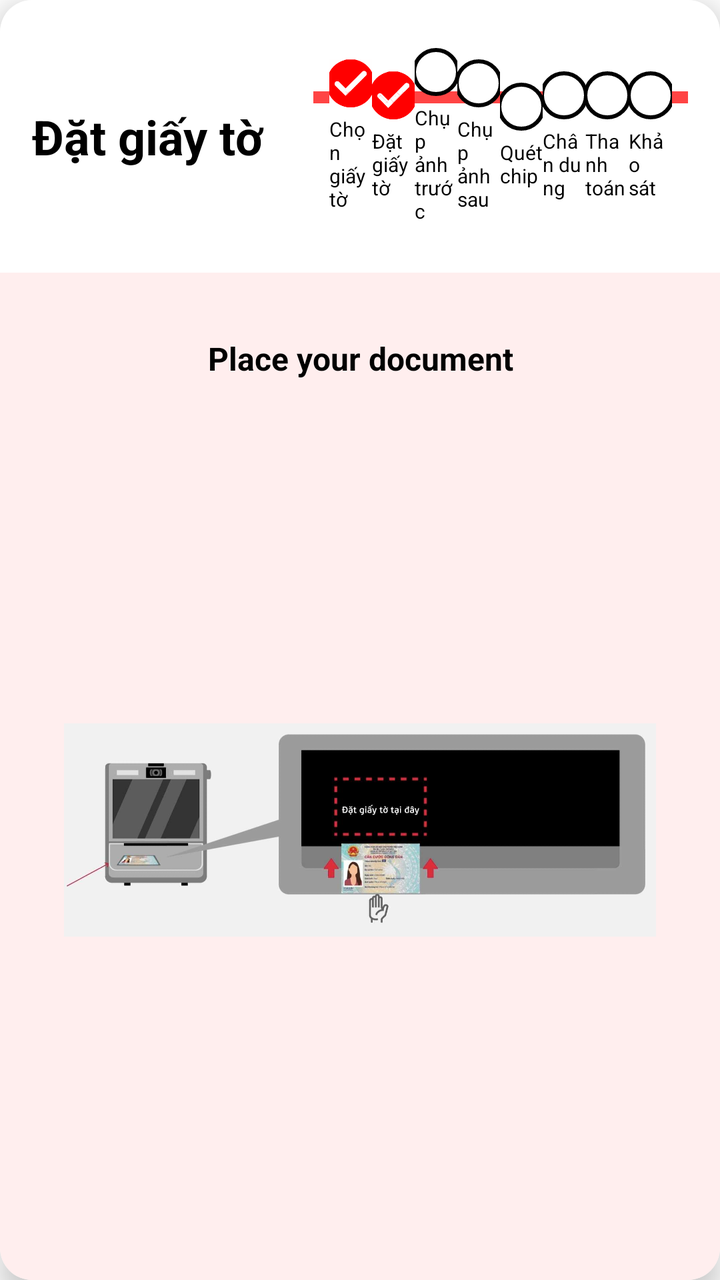
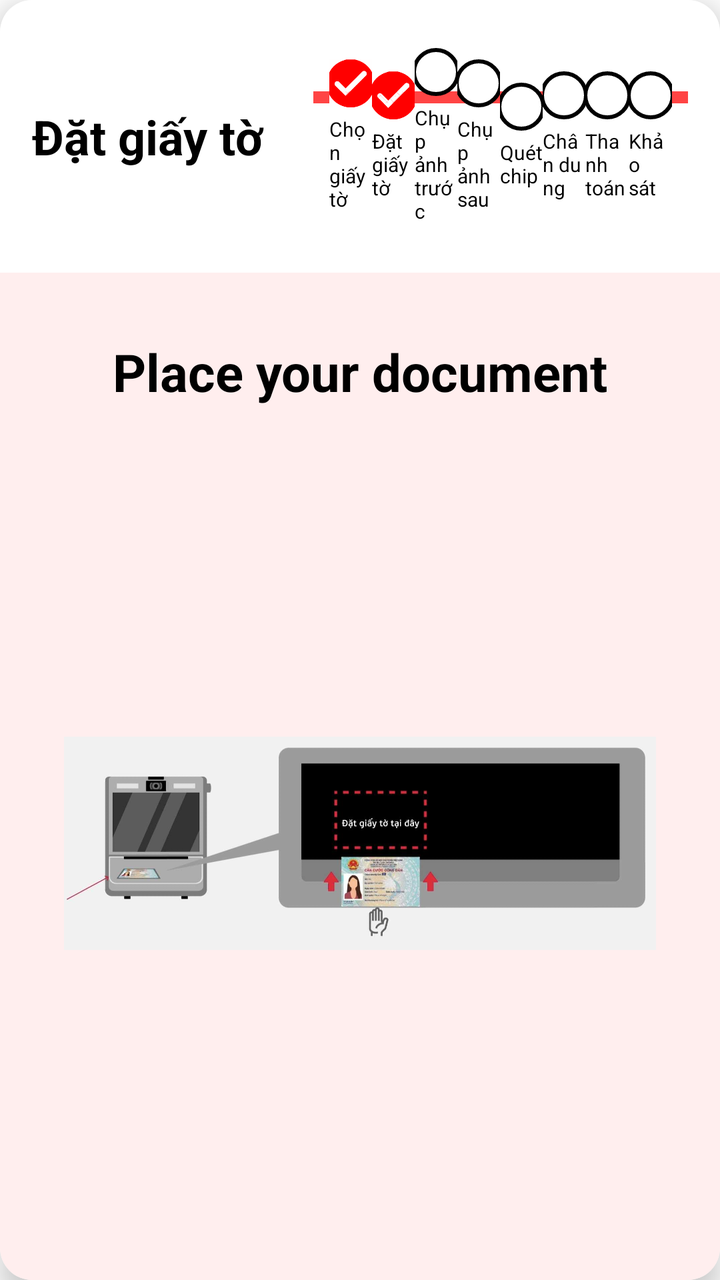

An Android layout rendered at two revisions. The XML below is the earlier revision; the diff shows what the commit changed to produce the second picture.
<!-- AndroidManifest.xml: application theme Theme.Viettel -->
<!-- res/layout/fragment_place_document.xml -->
<?xml version="1.0" encoding="utf-8"?>
<androidx.cardview.widget.CardView
    xmlns:android="http://schemas.android.com/apk/res/android"
    xmlns:app="http://schemas.android.com/apk/res-auto"
    android:id="@+id/cardViewStep2"
    android:layout_width="match_parent"
    android:layout_height="match_parent"
    android:layout_margin="16dp"
    app:cardCornerRadius="16dp"
    app:cardElevation="8dp">

    <androidx.constraintlayout.widget.ConstraintLayout
        android:layout_width="match_parent"
        android:layout_height="match_parent">

        
        <androidx.constraintlayout.widget.ConstraintLayout
            android:id="@+id/cardHeader"
            android:layout_width="0dp"
            android:layout_height="wrap_content"
            android:background="@android:color/white"
            android:padding="16dp"
            app:layout_constraintTop_toTopOf="parent"
            app:layout_constraintStart_toStartOf="parent"
            app:layout_constraintEnd_toEndOf="parent">

            <TextView
                android:id="@+id/tvDocumentTitle"
                android:layout_width="0dp"
                android:layout_height="wrap_content"
                android:text="Đặt giấy tờ"
                android:textColor="@android:color/black"
                android:textSize="24sp"
                android:textStyle="bold"
                app:layout_constraintBottom_toBottomOf="parent"
                app:layout_constraintEnd_toStartOf="@+id/progressBarContainer"
                app:layout_constraintStart_toStartOf="parent"
                app:layout_constraintTop_toTopOf="parent"
                app:layout_constraintHorizontal_weight="1.5" />

            <View
                android:id="@+id/trackLine"
                android:layout_width="0dp"
                android:layout_height="6dp"
                android:background="@android:color/darker_gray"
                app:layout_constraintStart_toStartOf="@+id/progressBarContainer"
                app:layout_constraintEnd_toEndOf="@+id/progressBarContainer"
                app:layout_constraintTop_toTopOf="@+id/progressBarContainer"
                app:layout_constraintBottom_toBottomOf="@+id/progressBarContainer"
                app:layout_constraintVertical_bias="0.3" />

            <View
                android:id="@+id/progressLine"
                android:layout_width="0dp"
                android:layout_height="6dp"
                android:background="@android:color/holo_red_light"
                app:layout_constraintStart_toStartOf="@+id/progressBarContainer"
                app:layout_constraintTop_toTopOf="@+id/progressBarContainer"
                app:layout_constraintBottom_toBottomOf="@+id/progressBarContainer"
                app:layout_constraintVertical_bias="0.3"/>

            
            <LinearLayout
                android:id="@+id/progressBarContainer"
                android:layout_width="0dp"
                android:layout_height="wrap_content"
                android:orientation="horizontal"
                android:gravity="center_vertical"
                android:padding="8dp"
                app:layout_constraintTop_toTopOf="parent"
                app:layout_constraintBottom_toBottomOf="parent"
                app:layout_constraintEnd_toEndOf="parent"
                app:layout_constraintStart_toEndOf="@id/tvDocumentTitle"
                app:layout_constraintHorizontal_weight="2">

                
                <LinearLayout android:layout_width="0dp" android:layout_height="wrap_content"
                    android:layout_weight="1" android:orientation="vertical" android:gravity="center">
                    <ImageView android:layout_width="24dp" android:layout_height="24dp"
                        android:layout_marginBottom="4dp" android:background="@drawable/circle_redtick" />
                    <TextView android:layout_width="wrap_content" android:layout_height="wrap_content"
                        android:text="Chọn giấy tờ" android:textSize="10sp" android:textColor="@color/black" />
                </LinearLayout>

                
                <LinearLayout android:layout_width="0dp" android:layout_height="wrap_content"
                    android:layout_weight="1" android:orientation="vertical" android:gravity="center">
                    <ImageView android:layout_width="24dp" android:layout_height="24dp"
                        android:layout_marginBottom="4dp" android:background="@drawable/circle_redtick" />
                    <TextView android:layout_width="wrap_content" android:layout_height="wrap_content"
                        android:text="Đặt giấy tờ" android:textSize="10sp" android:textColor="@color/black" />
                </LinearLayout>

                
                <LinearLayout android:layout_width="0dp" android:layout_height="wrap_content"
                    android:layout_weight="1" android:orientation="vertical" android:gravity="center">
                    <ImageView android:layout_width="24dp" android:layout_height="24dp"
                        android:layout_marginBottom="4dp" android:background="@drawable/circle_border1" />
                    <TextView android:layout_width="wrap_content" android:layout_height="wrap_content"
                        android:text="Chụp ảnh trước" android:textSize="10sp" android:textColor="@color/black" />
                </LinearLayout>

                
                <LinearLayout android:layout_width="0dp" android:layout_height="wrap_content"
                    android:layout_weight="1" android:orientation="vertical" android:gravity="center">
                    <ImageView android:layout_width="24dp" android:layout_height="24dp"
                        android:layout_marginBottom="4dp" android:background="@drawable/circle_border1" />
                    <TextView android:layout_width="wrap_content" android:layout_height="wrap_content"
                        android:text="Chụp ảnh sau" android:textSize="10sp" android:textColor="@color/black" />
                </LinearLayout>

                
                <LinearLayout android:layout_width="0dp" android:layout_height="wrap_content"
                    android:layout_weight="1" android:orientation="vertical" android:gravity="center">
                    <ImageView android:layout_width="24dp" android:layout_height="24dp"
                        android:layout_marginBottom="4dp" android:background="@drawable/circle_border1" />
                    <TextView android:layout_width="wrap_content" android:layout_height="wrap_content"
                        android:text="Quét chip" android:textSize="10sp" android:textColor="@color/black" />
                </LinearLayout>

                
                <LinearLayout android:layout_width="0dp" android:layout_height="wrap_content"
                    android:layout_weight="1" android:orientation="vertical" android:gravity="center">
                    <ImageView android:layout_width="24dp" android:layout_height="24dp"
                        android:layout_marginBottom="4dp" android:background="@drawable/circle_border1" />
                    <TextView android:layout_width="wrap_content" android:layout_height="wrap_content"
                        android:text="Chân dung" android:textSize="10sp" android:textColor="@color/black" />
                </LinearLayout>

                
                <LinearLayout android:layout_width="0dp" android:layout_height="wrap_content"
                    android:layout_weight="1" android:orientation="vertical" android:gravity="center">
                    <ImageView android:layout_width="24dp" android:layout_height="24dp"
                        android:layout_marginBottom="4dp" android:background="@drawable/circle_border1" />
                    <TextView android:layout_width="wrap_content" android:layout_height="wrap_content"
                        android:text="Thanh toán" android:textSize="10sp" android:textColor="@color/black" />
                </LinearLayout>

                
                <LinearLayout android:layout_width="0dp" android:layout_height="wrap_content"
                    android:layout_weight="1" android:orientation="vertical" android:gravity="center">
                    <ImageView android:layout_width="24dp" android:layout_height="24dp"
                        android:layout_marginBottom="4dp" android:background="@drawable/circle_border1" />
                    <TextView android:layout_width="wrap_content" android:layout_height="wrap_content"
                        android:text="Khảo sát" android:textSize="10sp" android:textColor="@color/black" />
                </LinearLayout>
            </LinearLayout>
        </androidx.constraintlayout.widget.ConstraintLayout>

        
        <LinearLayout
            android:id="@+id/cardContent"
            android:layout_width="0dp"
            android:layout_height="0dp"
            android:background="#FFEEEE"
            android:orientation="vertical"
            android:padding="32dp"
            app:layout_constraintTop_toBottomOf="@id/cardHeader"
            app:layout_constraintBottom_toBottomOf="parent"
            app:layout_constraintStart_toStartOf="parent"
            app:layout_constraintEnd_toEndOf="parent">

            <TextView
                android:id="@+id/tvInstruction"
                android:layout_width="match_parent"
                android:layout_height="wrap_content"
                android:layout_marginBottom="32dp"
                android:gravity="center"
                android:textColor="@color/black"
                android:textSize="16sp"
                android:textStyle="bold"
                android:text="@string/place_document_title"
                android:lineSpacingExtra="4dp" />

            <ImageView
                android:id="@+id/imgIllustration"
                android:layout_width="match_parent"
                android:layout_height="0dp"
                android:layout_weight="1"
                android:adjustViewBounds="true"
                android:scaleType="fitCenter"
                android:contentDescription="@string/doc_placement_desc"
                android:src="@drawable/ic_cccd_placement" />
        </LinearLayout>
    </androidx.constraintlayout.widget.ConstraintLayout>
</androidx.cardview.widget.CardView>
<!-- resources referenced by this layout -->
<resources>
  <color name="black">#FF000000</color>
  <!-- drawable circle_border1 (drawable) -->
  <shape xmlns:android="http://schemas.android.com/apk/res/android"
      android:shape="oval">
  
      <solid android:color="@android:color/white"/>
      <stroke android:width="2dp" android:color="@android:color/black"/>
  </shape>
  <!-- drawable circle_redtick: vector/xml drawable (drawable, 120214 chars, omitted) -->
  <!-- drawable ic_cccd_placement: jpg bitmap (drawable, 41133 bytes) -->
  <string name="doc_placement_desc">Make sure it\'s fully visible</string>
  <string name="place_document_title">Place your document</string>
  <style name="Theme.Viettel" parent="Theme.MaterialComponents.DayNight.NoActionBar">
  
      
          <item name="colorPrimary">@color/white</item>
          <item name="colorPrimaryVariant">@color/purple_700</item>
          <item name="colorOnPrimary">@color/white</item>
          
          <item name="colorSecondary">@color/teal_200</item>
          <item name="colorSecondaryVariant">@color/teal_700</item>
          <item name="colorOnSecondary">@color/black</item>
          
          <item name="android:statusBarColor">?attr/colorPrimaryVariant</item>
  
      </style>
  <color name="white">#FFFFFFFF</color>
  <color name="purple_700">#FF3700B3</color>
  <color name="teal_200">#FF03DAC5</color>
  <color name="teal_700">#FF018786</color>
</resources>

<!-- the commit's change to res/layout/fragment_place_document.xml (unified diff, before → after) -->
@@ -167,7 +167,7 @@
                 android:layout_marginBottom="32dp"
                 android:gravity="center"
                 android:textColor="@color/black"
-                android:textSize="16sp"
+                android:textSize="26sp"
                 android:textStyle="bold"
                 android:text="@string/place_document_title"
                 android:lineSpacingExtra="4dp" />
